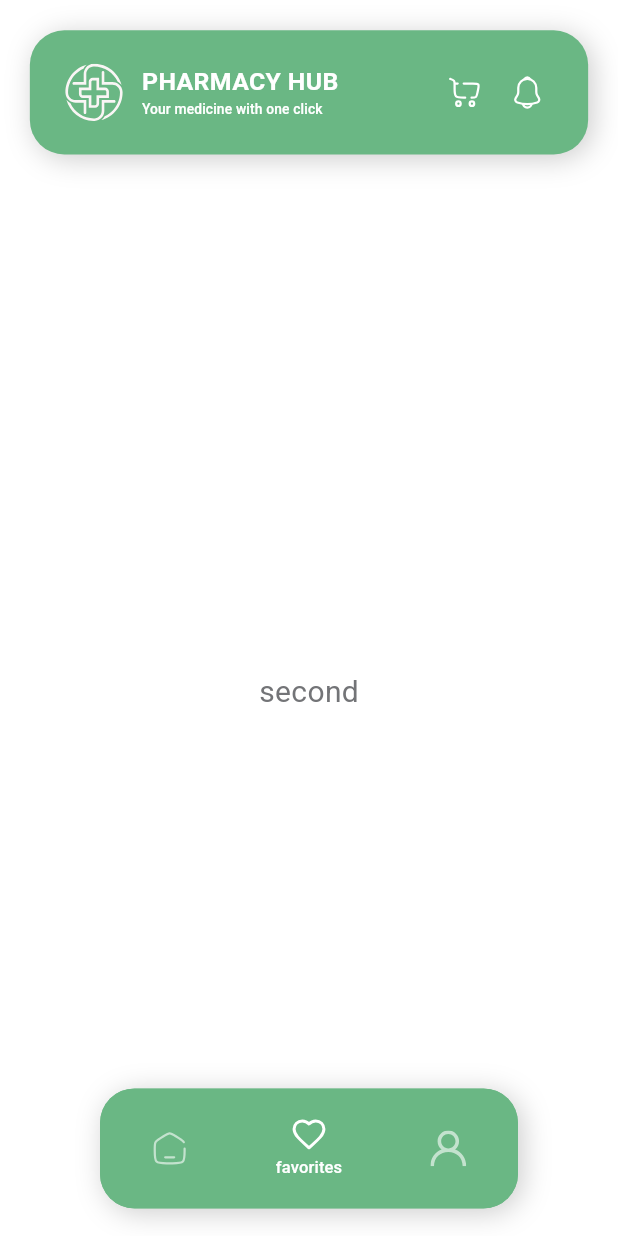
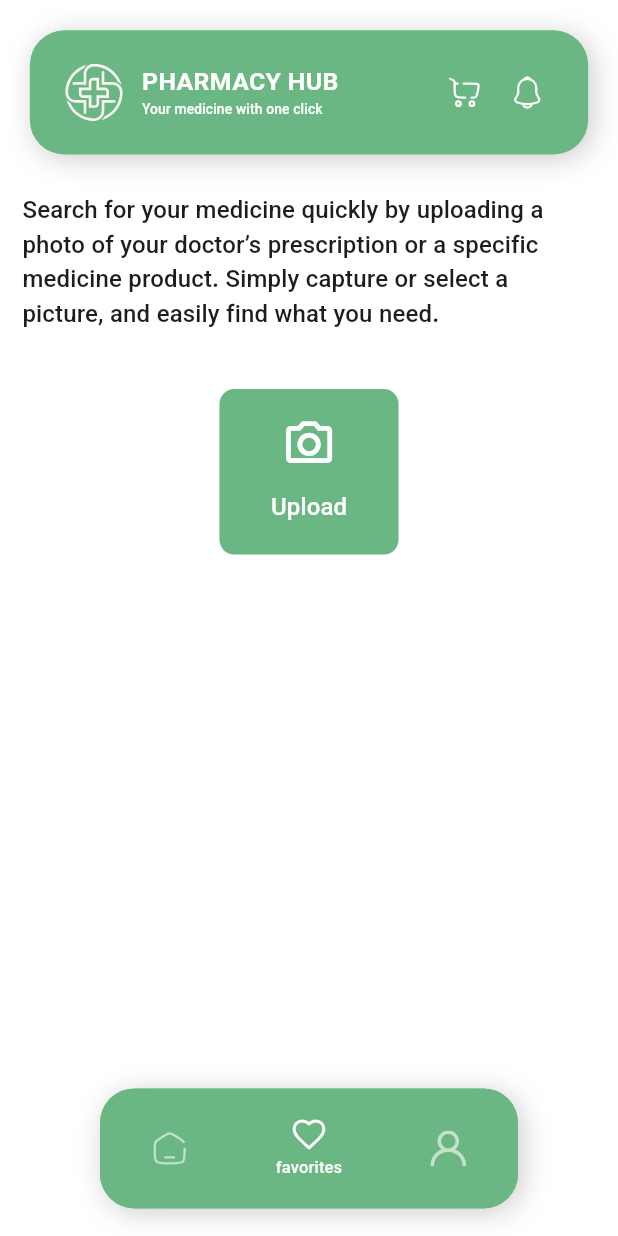
Before and after one commit to A7medking1/pharmacy_hub_mobile, a Flutter app: the AppLayOut screen opened by its route, after a tap on an icon or button, on a phone screen of 412 x 824 dp. Run offline on Flutter 3.47's test engine with Material 3 defaults, Android fonts, the phone set to English and light mode, and no system bars; drawn by our look-alikes of carousel_slider; our stand-ins replace animate_do, bloc, cached_network_image, device_preview, dio, easy_stepper and 23 more; missing offline and left inert: flutter_inappwebview, flutter_stripe; accounts and stored records are empty; network calls fail; Roboto replaces fonts that are missing (Dosis).

Commit message:
add rooooshta hhh  ✔️

```diff
--- /dev/null
+++ b/lib/src/core/cloudinary_service.dart
@@ -0,0 +1,37 @@
+import 'package:dio/dio.dart';
+import 'package:image_picker/image_picker.dart';
+
+class CloudinaryService {
+//  static const String cloudName = 'your_cloud_name';
+  static const String uploadPreset = 'xboh7dxo';
+  final Dio dio = Dio();
+
+  Future<String> uploadImage() async {
+    final ImagePicker picker = ImagePicker();
+    final XFile? image = await picker.pickImage(source: ImageSource.gallery);
+
+    if (image == null) return '';
+
+    String fileName = image.path.split('/').last;
+    FormData formData = FormData.fromMap({
+      "file": await MultipartFile.fromFile(image.path, filename: fileName),
+      "upload_preset": uploadPreset,
+      "api_key": "924864744826299",
+    });
+
+    try {
+      var response = await dio.post(
+        'https://api.cloudinary.com/v1_1/djn5re91w/upload',
+        data: formData,
+      );
+
+      if (response.statusCode == 200) {
+        return response.data['secure_url']; // URL of the uploaded image
+      }
+      return '';
+    } catch (e) {
+      print('Error uploading image: $e');
+      throw Exception('Failed to upload image');
+    }
+  }
+}
--- a/lib/src/core/resources/routes_manager.dart
+++ b/lib/src/core/resources/routes_manager.dart
@@ -15,19 +15,19 @@ import 'package:pharmacy_hub/src/features/cart/ui/map_screen.dart';
 import 'package:pharmacy_hub/src/features/cart/ui/success_payment.dart';
 import 'package:pharmacy_hub/src/features/favorites/ui/favorites_screen.dart';
 import 'package:pharmacy_hub/src/features/home/data/models/product_model.dart';
+import 'package:pharmacy_hub/src/features/home/logic/search_bloc/search_bloc.dart';
 import 'package:pharmacy_hub/src/features/home/ui/all_product_screen.dart';
 import 'package:pharmacy_hub/src/features/home/ui/product_details_screen.dart';
+import 'package:pharmacy_hub/src/features/home/ui/search_screen.dart';
 import 'package:pharmacy_hub/src/features/layout/logic/app_layout_bloc.dart';
 import 'package:pharmacy_hub/src/features/layout/ui/app_layout.dart';
 import 'package:pharmacy_hub/src/features/onBoarding/ui/onBoarding_screen.dart';
+import 'package:pharmacy_hub/src/features/order/data/ui/my_orders_screen.dart';
+import 'package:pharmacy_hub/src/features/profile/logic/profile_bloc.dart';
 import 'package:pharmacy_hub/src/features/profile/ui/about_screen.dart';
+import 'package:pharmacy_hub/src/features/profile/ui/account_screen.dart';
 import 'package:pharmacy_hub/src/features/profile/ui/change_password_screen.dart';
 import 'package:pharmacy_hub/src/features/profile/ui/contact_us_screen.dart';
-
-import '../../features/home/logic/search_bloc/search_bloc.dart';
-import '../../features/home/ui/search_screen.dart';
-import '../../features/profile/logic/profile_bloc.dart';
-import '../../features/profile/ui/account_screen.dart';
 
 class Routes {
   Routes._();
@@ -47,6 +47,7 @@ class Routes {
   static const favScreen = 'favScreen';
   static const search = 'search';
   static const changePassword = 'changePassword';
+  static const myOrder = 'myOrder';
 }
 
 class _RouterPath {
@@ -67,6 +68,7 @@ class _RouterPath {
   static const favScreen = '/favScreen';
   static const search = '/search';
   static const changePassword = '/changePassword';
+  static const myOrder = '/myOrder';
 }
 
 class AppRouter {
@@ -210,6 +212,11 @@ class AppRouter {
         path: _RouterPath.changePassword,
         builder: (context, state) => const ChangePasswordScreen(),
       ),
+      GoRoute(
+        name: Routes.myOrder,
+        path: _RouterPath.myOrder,
+        builder: (context, state) => const MyOrderScreen(),
+      ),
     ],
   );
 }
--- /dev/null
+++ b/lib/src/features/add_prescription/add_prescription_event.dart
@@ -0,0 +1,14 @@
+part of 'add_prescription_bloc.dart';
+
+class AddPrescriptionEvent extends Equatable {
+  const AddPrescriptionEvent();
+
+  @override
+  List<Object> get props => [];
+}
+
+class AddImageEvent extends AddPrescriptionEvent {
+  final BuildContext context;
+
+  const AddImageEvent(this.context);
+}
--- /dev/null
+++ b/lib/src/features/add_prescription/add_prescription_screen.dart
@@ -0,0 +1,74 @@
+import 'package:flutter/material.dart';
+import 'package:flutter_bloc/flutter_bloc.dart';
+import 'package:flutter_screenutil/flutter_screenutil.dart';
+import 'package:pharmacy_hub/src/core/enums.dart';
+import 'package:pharmacy_hub/src/core/helper.dart';
+import 'package:pharmacy_hub/src/core/resources/app_colors.dart';
+import 'package:pharmacy_hub/src/features/add_prescription/add_prescription_bloc.dart';
+
+class AddPrescriptionScreen extends StatelessWidget {
+  const AddPrescriptionScreen({super.key});
+
+  @override
+  Widget build(BuildContext context) {
+    return SafeArea(
+      child: BlocBuilder<AddPrescriptionBloc, AddPrescriptionState>(
+        builder: (context, state) {
+          return Padding(
+            padding: EdgeInsetsDirectional.symmetric(
+              horizontal: 15.w,
+              vertical: 30.h,
+            ),
+            child: Column(
+              children: [
+                Text(
+                  'Search for your medicine quickly by uploading a photo of your doctor’s prescription or a specific medicine product. Simply capture or select a picture, and easily find what you need.',
+                  style: context.titleSmall,
+                ),
+                40.verticalSpace,
+                if (state.uploadReqState == ReqState.loading) ...[
+                  const LinearProgressIndicator(),
+                  50.verticalSpace,
+                ],
+                GestureDetector(
+                  onTap: () {
+                    //  BlocProvider.of<AddPrescriptionBloc>(context).add(AddImageEvent());
+                    context.read<AddPrescriptionBloc>().add(AddImageEvent(context));
+                  },
+                  child: Container(
+                    width: 120.w,
+                    height: 120.h,
+                    decoration: BoxDecoration(
+                      color: AppColors.primary,
+                      borderRadius: BorderRadius.circular(10),
+                    ),
+                    child: FittedBox(
+                      fit: BoxFit.scaleDown,
+                      child: Column(
+                        mainAxisAlignment: MainAxisAlignment.center,
+                        children: [
+                          Icon(
+                            Icons.camera_alt_outlined,
+                            color: AppColors.white,
+                            size: 40.h,
+                          ),
+                          15.verticalSpace,
+                          Text(
+                            'Upload',
+                            style: context.titleSmall.copyWith(
+                              color: AppColors.white,
+                            ),
+                          ),
+                        ],
+                      ),
+                    ),
+                  ),
+                )
+              ],
+            ),
+          );
+        },
+      ),
+    );
+  }
+}
--- /dev/null
+++ b/lib/src/features/add_prescription/add_prescription_state.dart
@@ -0,0 +1,26 @@
+part of 'add_prescription_bloc.dart';
+
+class AddPrescriptionState extends Equatable {
+  final String errorMessage;
+
+  final ReqState uploadReqState;
+
+  const AddPrescriptionState({
+    this.errorMessage = '',
+    this.uploadReqState = ReqState.empty,
+  });
+
+
+  AddPrescriptionState copyWith({
+    String? errorMessage,
+    ReqState? uploadReqState,
+  }) {
+    return AddPrescriptionState(
+      errorMessage: errorMessage ?? this.errorMessage,
+      uploadReqState: uploadReqState ?? this.uploadReqState,
+    );
+  }
+
+  @override
+  List<Object> get props => [errorMessage, uploadReqState];
+}
--- a/lib/src/features/cart/logic/cart_bloc.dart
+++ b/lib/src/features/cart/logic/cart_bloc.dart
@@ -113,8 +113,11 @@ class CartBloc extends Bloc<CartEvent, CartState> {
       await _localRepository.addCart(event.cartItem);
       showToast('Item added to cart');
       List<CartItem> carts = await getCartLocal();
+      print('here here ');
       add(AddToCartEvent(carts));
     } else {
+      print('here here ');
+
       showToast('Item already added to cart');
     }
   }
--- a/lib/src/features/layout/ui/app_layout.dart
+++ b/lib/src/features/layout/ui/app_layout.dart
@@ -11,12 +11,11 @@ import 'package:pharmacy_hub/src/core/resources/app_colors.dart';
 import 'package:pharmacy_hub/src/core/resources/routes_manager.dart';
 import 'package:pharmacy_hub/src/core/resources/size_manager.dart';
 import 'package:pharmacy_hub/src/core/widget/custom_button.dart';
+import 'package:pharmacy_hub/src/features/add_prescription/add_prescription_bloc.dart';
+import 'package:pharmacy_hub/src/features/add_prescription/add_prescription_screen.dart';
 import 'package:pharmacy_hub/src/features/home/ui/home.dart';
 import 'package:pharmacy_hub/src/features/layout/logic/app_layout_bloc.dart';
-import 'package:pharmacy_hub/src/features/profile/logic/profile_bloc.dart';
 import 'package:pharmacy_hub/src/features/profile/ui/profile_screen.dart';
-
-import '../../../core/services/index.dart';
 
 class AppLayOut extends StatefulWidget {
   const AppLayOut({super.key});
@@ -39,9 +38,11 @@ class _AppLayOutState extends State<AppLayOut> {
     // I init the screens in initstate so the BlocProvider it work fine
     screens = [
       const HomeScreen(),
-      const Center(child: Text('second')),
-      // const Center(child: Text('third')),
-    const ProfileScreen()
+      BlocProvider(
+        create: (context) => AddPrescriptionBloc(),
+        child: const AddPrescriptionScreen(),
+      ),
+      const ProfileScreen()
     ];
     super.initState();
   }
@@ -156,11 +157,7 @@ class _AppLayOutState extends State<AppLayOut> {
           alignment: Alignment.bottomCenter,
           children: [
             CarouselSlider(
-              items: [
-                const HomeScreen(),
-                const Center(child: Text('second')),
-                const ProfileScreen(),
-              ],
+              items: screens,
               carouselController:
                   context.read<AppLayoutBloc>().carouselController,
               options: CarouselOptions(
--- a/lib/src/features/order/data/models/address_model.dart
+++ b/lib/src/features/order/data/models/address_model.dart
@@ -9,7 +9,7 @@ class AddressModel extends Equatable {
   final String street;
   final String city;
 
-  AddressModel({
+  const AddressModel({
     required this.street,
     required this.city,
   });
--- /dev/null
+++ b/lib/src/features/order/data/models/my_order_model.dart
@@ -0,0 +1,103 @@
+import 'package:equatable/equatable.dart';
+import 'package:pharmacy_hub/src/features/order/data/models/address_model.dart';
+
+class MyOrdersModel extends Equatable {
+  final int id;
+  final String buyerEmail;
+  final DateTime orderDate;
+  final String status;
+  final AddressModel shippingAddress;
+  final String deliveryMethod;
+  final int deliveryMethodCost;
+  final List<Item> items;
+  final num subtotal;
+  final num total;
+  final String paymentIntentId;
+
+  const MyOrdersModel({
+    required this.id,
+    required this.buyerEmail,
+    required this.orderDate,
+    required this.status,
+    required this.shippingAddress,
+    required this.deliveryMethod,
+    required this.deliveryMethodCost,
+    required this.items,
+    required this.subtotal,
+    required this.total,
+    required this.paymentIntentId,
+  });
+
+  factory MyOrdersModel.fromMap(Map<String, dynamic> json) => MyOrdersModel(
+        id: json["id"],
+        buyerEmail: json['buyerEmail'],
+        orderDate: DateTime.parse(json["orderDate"]),
+        status: json['status'],
+        shippingAddress: AddressModel.fromMap(json["shippingAddress"]),
+        deliveryMethod: json["deliveryMethod"],
+        deliveryMethodCost: json["deliveryMethodCost"],
+        items: List<Item>.from(json["items"].map((x) => Item.fromMap(x))),
+        subtotal: json["subtotal"],
+        total: json["total"],
+        paymentIntentId: json["paymentIntentId"],
+      );
+
+  @override
+  List<Object> get props => [
+        id,
+        buyerEmail,
+        orderDate,
+        status,
+        shippingAddress,
+        deliveryMethod,
+        deliveryMethodCost,
+        items,
+        subtotal,
+        total,
+        paymentIntentId,
+      ];
+}
+
+class Item {
+  final int productId;
+  final String productName;
+  final int price;
+  final String pictureUrl;
+  final int quantity;
+
+  Item({
+    required this.productId,
+    required this.productName,
+    required this.price,
+    required this.pictureUrl,
+    required this.quantity,
+  });
+
+  factory Item.fromMap(Map<String, dynamic> json) => Item(
+        productId: json["productId"],
+        productName: json["productName"],
+        price: json["price"],
+        pictureUrl: json["pictureUrl"],
+        quantity: json["quantity"],
+      );
+
+  Map<String, dynamic> toMap() => {
+        "productId": productId,
+        "productName": productName,
+        "price": price,
+        "pictureUrl": pictureUrl,
+        "quantity": quantity,
+      };
+}
+
+/*class EnumValues<T> {
+  Map<String, T> map;
+  late Map<T, String> reverseMap;
+
+  EnumValues(this.map);
+
+  Map<T, String> get reverse {
+    reverseMap = map.map((k, v) => MapEntry(v, k));
+    return reverseMap;
+  }
+}*/
--- a/pubspec.yaml
+++ b/pubspec.yaml
@@ -45,6 +45,7 @@ dependencies:
   hive: ^2.2.3
   hive_flutter: ^1.1.0
   rxdart: ^0.27.7
+  image_picker: ^1.1.1
 
 
 dev_dependencies:
```
Also changed, not shown: lib/src/core/helper.dart (+1 -16 lines), lib/src/features/add_prescription/add_prescription_bloc.dart (added, +57 -0 lines), lib/src/features/home/ui/widget/product_card.dart (+0 -15 lines), lib/src/features/order/data/ui/my_orders_screen.dart (added, +18 -0 lines), lib/src/features/order/logic/order_bloc.dart (+35 -16 lines), lib/src/features/order/logic/order_state.dart (+7 -0 lines), lib/src/features/profile/ui/profile_screen.dart (+6 -2 lines), lib/src/features/layout/logic/app_layout_event.dart (line endings or trailing spaces), pubspec.lock, 3 other files.
